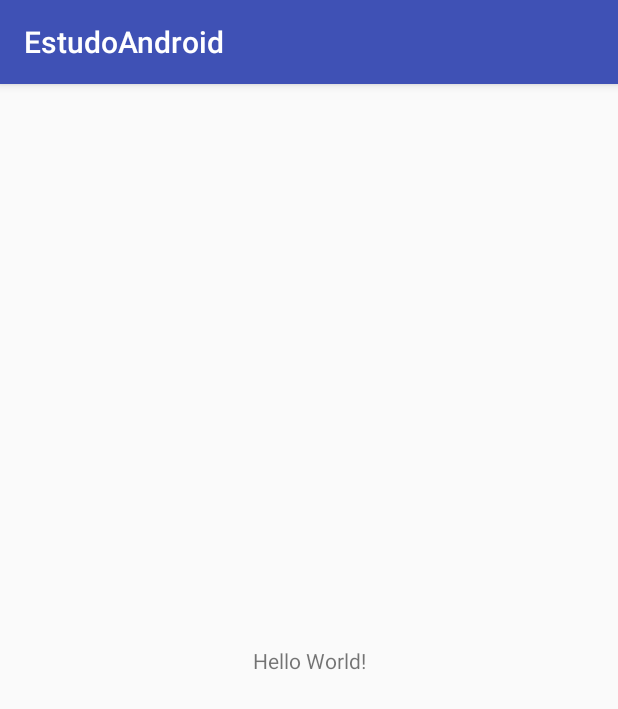
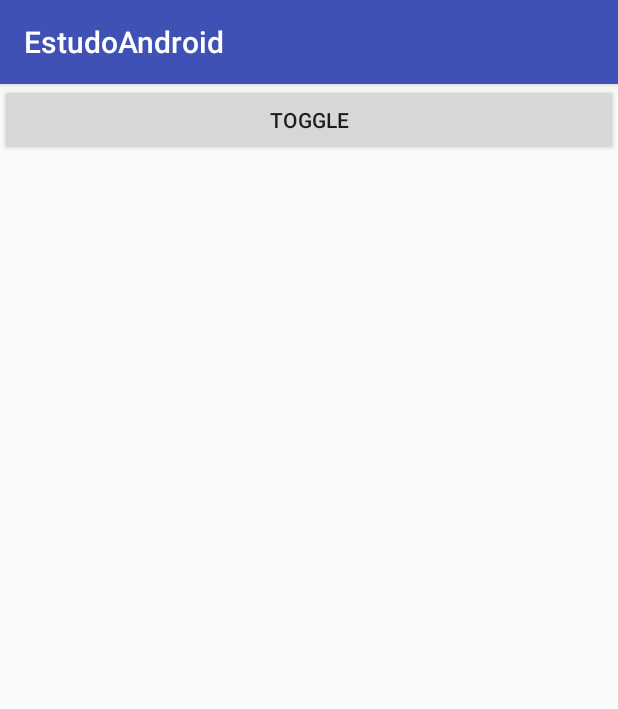
Before and after one commit to iarlenaquiles/EstudoAndroid, an Android app: the screen it shows after launch (MainActivity), on a phone screen of 412 x 824 dp. Shown: the top 709 px of the screen. Run offline under Robolectric (Android 15) with nearby library versions, the phone set to English and light mode, and no system bars.

Commit message:
Criando o button na main activity para ir na activity do toggle

```diff
--- a/app/src/main/java/com/example/iarlenaquiles/estudoandroid/MainActivity.java
+++ b/app/src/main/java/com/example/iarlenaquiles/estudoandroid/MainActivity.java
@@ -1,13 +1,30 @@
 package com.example.iarlenaquiles.estudoandroid;
 
+import android.content.Intent;
 import android.support.v7.app.AppCompatActivity;
 import android.os.Bundle;
+import android.view.View;
+import android.widget.Button;
 
 public class MainActivity extends AppCompatActivity {
+
+    private Button btnToggle;
 
     @Override
     protected void onCreate(Bundle savedInstanceState) {
         super.onCreate(savedInstanceState);
         setContentView(R.layout.activity_main);
+        addListenerOnButtonToggle();
+    }
+
+    public void addListenerOnButtonToggle() {
+        Button btnToggle = (Button) findViewById(R.id.btnToggle);
+
+        btnToggle.setOnClickListener(new View.OnClickListener() {
+            public void onClick(View v) {
+                Intent it = new Intent(MainActivity.this, ToggleActivity.class);
+                startActivity(it);
+            }
+        });
     }
 }
--- a/app/src/main/res/layout/activity_main.xml
+++ b/app/src/main/res/layout/activity_main.xml
@@ -6,13 +6,11 @@
     android:layout_height="match_parent"
     tools:context=".MainActivity">
 
-    <TextView
-        android:layout_width="wrap_content"
+    <Button
+        android:id="@+id/btnToggle"
+        android:layout_width="match_parent"
         android:layout_height="wrap_content"
-        android:text="Hello World!"
-        app:layout_constraintBottom_toBottomOf="parent"
-        app:layout_constraintLeft_toLeftOf="parent"
-        app:layout_constraintRight_toRightOf="parent"
-        app:layout_constraintTop_toTopOf="parent" />
+        android:text="@string/btn_home_toggle" />
+
 
 </android.support.constraint.ConstraintLayout>
--- a/app/src/main/res/values/strings.xml
+++ b/app/src/main/res/values/strings.xml
@@ -4,4 +4,5 @@
     <string name="toggle_on">On</string>
     <string name="toggle_off">Off</string>
     <string name="btn_display">Display</string>
+    <string name="btn_home_toggle">Toggle</string>
 </resources>
```
